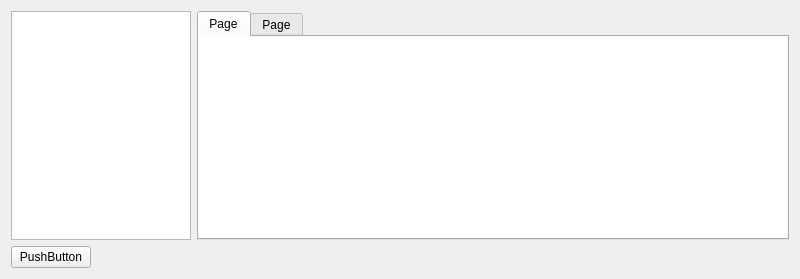
The window that widget.ui (rattan/Sellas) describes before a commit, drawn with Qt 5.
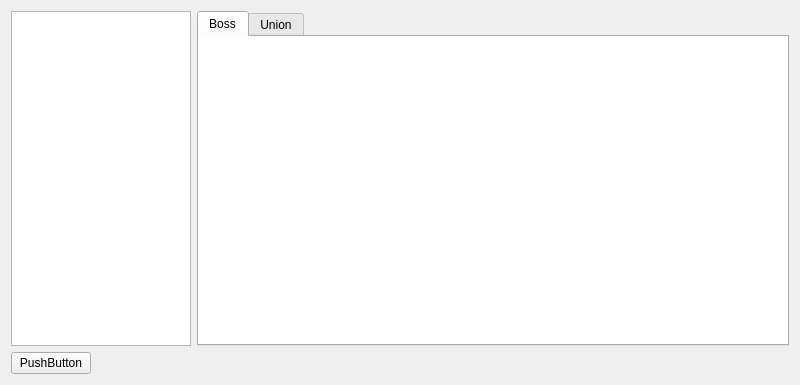
The same window after the commit. Custom widgets are drawn as their Qt base class.

```diff
--- a/widget.ui
+++ b/widget.ui
@@ -7,7 +7,7 @@
     <x>0</x>
     <y>0</y>
     <width>800</width>
-    <height>279</height>
+    <height>385</height>
    </rect>
   </property>
   <property name="windowTitle">
@@ -46,7 +46,7 @@
      </property>
      <widget class="QWidget" name="tab">
       <attribute name="title">
-       <string>Page</string>
+       <string>Boss</string>
       </attribute>
       <layout class="QGridLayout" name="gridLayout">
        <property name="leftMargin">
@@ -117,7 +117,7 @@
      </widget>
      <widget class="QWidget" name="tab_2">
       <attribute name="title">
-       <string>Page</string>
+       <string>Union</string>
       </attribute>
      </widget>
     </widget>
```
Left out of the diff: 13 changed lines with no effect on the pictures.
